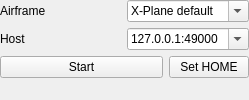
Old version of the form src/ui/QGCHilXPlaneConfiguration.ui in the repository mavlink/qgroundcontrol.
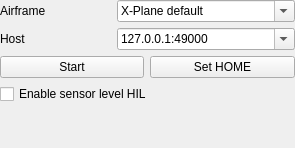
New version of the form.

Commit message: Made sensor HIL configurable, fixed runtime warnings, WIP

```diff
--- a/src/ui/QGCHilXPlaneConfiguration.ui
+++ b/src/ui/QGCHilXPlaneConfiguration.ui
@@ -6,14 +6,14 @@
    <rect>
     <x>0</x>
     <y>0</y>
-    <width>249</width>
-    <height>100</height>
+    <width>295</width>
+    <height>148</height>
    </rect>
   </property>
   <property name="windowTitle">
    <string>Form</string>
   </property>
-  <layout class="QGridLayout" name="gridLayout" columnstretch="40,0,0,0">
+  <layout class="QGridLayout" name="gridLayout" rowstretch="0,0,0,0,0,100" columnstretch="40,10,10,40">
    <property name="margin">
     <number>0</number>
    </property>
@@ -24,19 +24,6 @@
      </property>
     </widget>
    </item>
-   <item row="5" column="0">
-    <spacer name="verticalSpacer">
-     <property name="orientation">
-      <enum>Qt::Vertical</enum>
-     </property>
-     <property name="sizeHint" stdset="0">
-      <size>
-       <width>20</width>
-       <height>40</height>
-      </size>
-     </property>
-    </spacer>
-   </item>
    <item row="0" column="1" colspan="3">
     <widget class="QComboBox" name="airframeComboBox">
      <property name="editable">
@@ -127,6 +114,26 @@
      </property>
     </widget>
    </item>
+   <item row="4" column="0" colspan="4">
+    <widget class="QCheckBox" name="sensorHilCheckBox">
+     <property name="text">
+      <string>Enable sensor level HIL</string>
+     </property>
+    </widget>
+   </item>
+   <item row="5" column="0" colspan="4">
+    <spacer name="verticalSpacer">
+     <property name="orientation">
+      <enum>Qt::Vertical</enum>
+     </property>
+     <property name="sizeHint" stdset="0">
+      <size>
+       <width>20</width>
+       <height>1</height>
+      </size>
+     </property>
+    </spacer>
+   </item>
   </layout>
  </widget>
  <resources/>
```
The commit also changes 12 other files.
